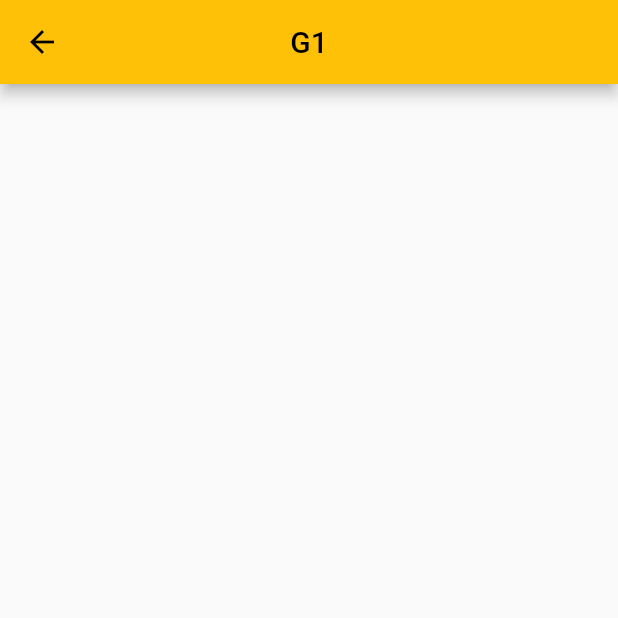
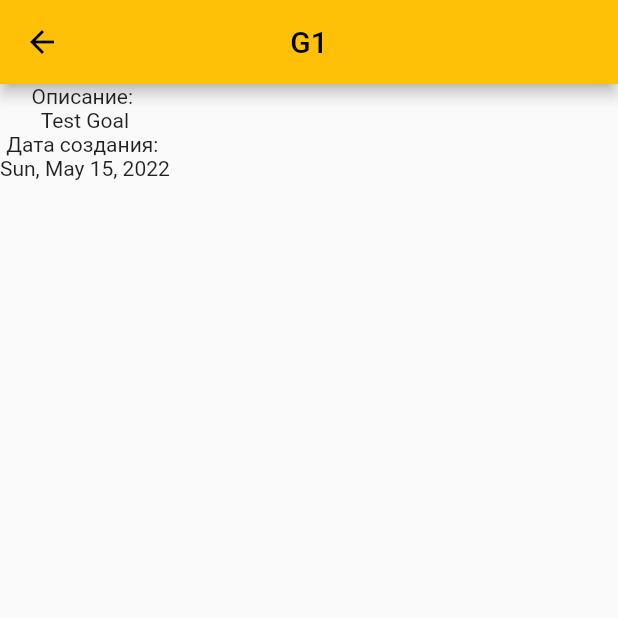
Before and after one commit to Isas148Alex/my_goals_app, a Flutter app: the screen it shows after launch, after a tap on "G1", on a phone screen of 412 x 824 dp, the top half of it. Run offline on Flutter 3.47's test engine with Material 2 defaults, Android fonts, the phone set to English and light mode, and no system bars.

Commit message:
Add new field in GoalClass, customize goal show page and add new package

```diff
--- a/lib/GoalClass.dart
+++ b/lib/GoalClass.dart
@@ -3,18 +3,22 @@
 ///and an elements of the same type.
 
 class GoalClass{
-  late List<GoalClass> SubGoals;
+  List<GoalClass> SubGoals = [];
   late String Description;
   late String Name;
   late DateTime CreationDateTime;
-  late DateTime? ChangingDateTime;
-  late DateTime? AchieveDateTime;
+  late DateTime ChangingDateTime = DateTime(0);
+  late DateTime AchieveDateTime = DateTime(0);
+  bool Achieved = false;
+  bool Changed = false;
 
   ///Update an existing goal with full information about it
   ///No need pass value of DateTime, 'cause it will be calculated automatically
   void UpdateGoal(String Description, bool Achieved, List<GoalClass> AchievedSubGoals, List<GoalClass> DeletedSubGoals){
-    if(Achieved)
+    if(Achieved){
       AchieveDateTime = DateTime.now();
+      this.Achieved = Achieved;
+    }
     ChangingDateTime = DateTime.now();
     this.Description = Description;
 
@@ -29,18 +33,18 @@ class GoalClass{
   ///Changes achieved state for goal
   ///No need pass value of DateTime, 'cause it will be calculated automatically
   void AchieveGoal(bool Achieved){
-    if(Achieved)
+    if(Achieved){
       AchieveDateTime = DateTime.now();
+      this.Achieved = Achieved;
+    }
     else
-      AchieveDateTime = null;
+      AchieveDateTime = DateTime(0);
     ChangingDateTime = DateTime.now();
   }
 
   ///Constructor consume only description value, 'cause no additional information
   ///exist in moment of creation
-  GoalClass(String Descrition, String Name){
-    this.Description = Descrition;
-    this.Name = Name;
+  GoalClass(this.Description, this.Name){
     CreationDateTime = DateTime.now();
   }
 }
--- a/lib/GoalShowPage.dart
+++ b/lib/GoalShowPage.dart
@@ -2,9 +2,11 @@
 
 import 'package:flutter/material.dart';
 import 'package:my_goals_app/GoalClass.dart';
+import 'package:intl/intl.dart';
 
 class GoalShowPage extends StatefulWidget {
   GoalClass goal;
+
   GoalShowPage(this.goal, {Key? key}) : super(key: key);
 
   @override
@@ -14,6 +16,7 @@ class GoalShowPage extends StatefulWidget {
 class _GoalShowPageState extends State<GoalShowPage> {
   @override
   Widget build(BuildContext context) {
+    //widget.goal.SubGoals.add(GoalClass("Description", "Name"));
     return Scaffold(
       appBar: AppBar(
           centerTitle: true,
@@ -25,6 +28,39 @@ class _GoalShowPageState extends State<GoalShowPage> {
             widget.goal.Name,
             style: TextStyle(color: Colors.black),
           )),
+      body: Column(
+        mainAxisAlignment: MainAxisAlignment.start,
+        children: [
+          Column(
+            children: [
+              Text("Описание: "),
+              Container(
+                  child: Text(
+                widget.goal.Description,
+              )),
+              Text("Дата создания: "),
+              Container(
+                  child: Text(
+                DateFormat.yMMMEd().format(widget.goal.CreationDateTime),
+              )),
+              if (widget.goal.Achieved)
+                Column(children: [
+                  Text("Дата достижения: "),
+                  Text(
+                    DateFormat.yMd().format(widget.goal.AchieveDateTime),
+                  )
+                ]),
+              if (widget.goal.Changed)
+                Column(children: [
+                  Text("Дата изменения: "),
+                  Text(
+                    DateFormat.yMd().format(widget.goal.ChangingDateTime),
+                  )
+                ]),
+            ],
+          ),
+        ],
+      ),
     );
   }
 }
--- a/pubspec.yaml
+++ b/pubspec.yaml
@@ -29,6 +29,7 @@ environment:
 dependencies:
   flutter:
     sdk: flutter
+  intl: ^0.17.0
 
 
   # The following adds the Cupertino Icons font to your application.
```
Also changed, not shown: pubspec.lock.
